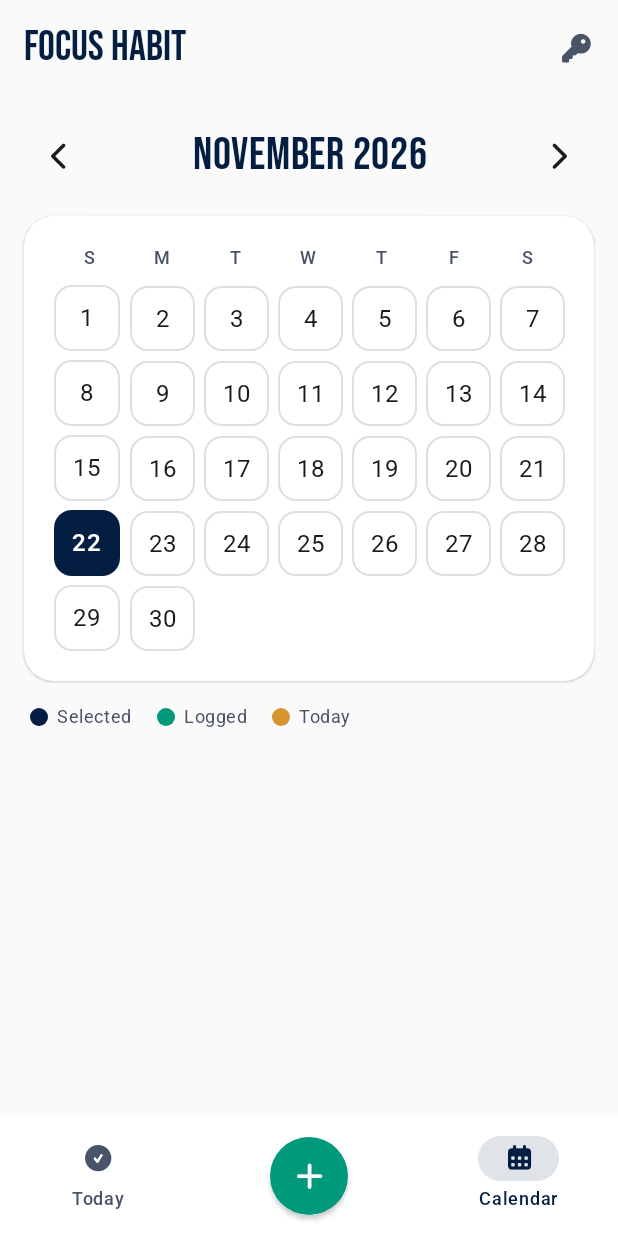
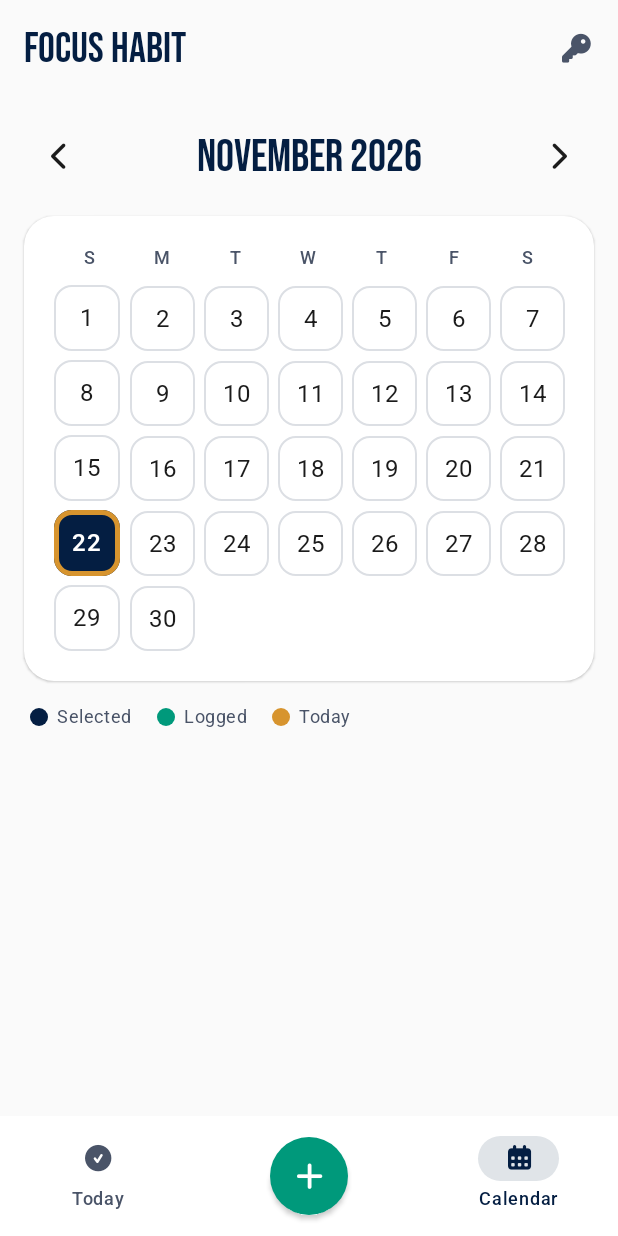
Before and after one commit to sito8943/FocusHabit, an Android app built with Jetpack Compose: the screen it shows after launch (MainActivity), item 2 of the bottom bar chosen, on a phone screen of 412 x 824 dp. Run offline under Robolectric (Android 15) with nearby library versions, the phone set to English and light mode, and no system bars; our stand-ins replace Room's generated code.

Commit message:
fix: Bebas titles centred with icons; today always ringed in gold
- TitleText: Bebas Neue with line box = font size, trimmed and centred, plus a
  0.05 em shift down (its metrics keep a descender it never uses), so titles
  line up with the close/chevron/back icons beside them.
- Calendar and day strip keep today's gold ring when it is also selected or
  done; before, the navy/green fill hid it.

Co-Authored-By: Claude Opus 5.5 <noreply@anthropic.com>
Claude-Session: https://claude.ai/code/session_019dUnLZxUam22sEbepk4PUe

```diff
--- a/app/src/main/java/dev/sito8943/focushabit/feature/calendar/CalendarScreen.kt
+++ b/app/src/main/java/dev/sito8943/focushabit/feature/calendar/CalendarScreen.kt
@@ -30,7 +30,7 @@ import dev.sito8943.focushabit.core.icons.Fa
 import dev.sito8943.focushabit.core.icons.FaIcon
 import dev.sito8943.focushabit.ui.patterns.FocusCard
 import dev.sito8943.focushabit.ui.patterns.SectionLabel
-import dev.sito8943.focushabit.ui.theme.Bebas
+import dev.sito8943.focushabit.ui.patterns.TitleText
 import androidx.compose.foundation.layout.wrapContentWidth
 import androidx.compose.ui.unit.sp
 import dev.sito8943.focushabit.ui.theme.FocusColors
@@ -62,11 +62,10 @@ fun CalendarScreen(
                     contentDescription = stringResource(R.string.calendar_previous_month),
                 )
             }
-            Text(
+            TitleText(
                 text = "${state.month.month.getDisplayName(TextStyle.FULL_STANDALONE, locale)} ${state.month.year}"
                     .replaceFirstChar { it.titlecase(locale) },
                 modifier = Modifier.weight(1f),
-                fontFamily = Bebas,
                 fontSize = 30.sp,
                 color = MaterialTheme.colorScheme.tertiary,
                 textAlign = androidx.compose.ui.text.style.TextAlign.Center,
@@ -102,7 +101,7 @@ fun CalendarScreen(
                         val day = week.getOrNull(index)
                         Box(Modifier.weight(1f).aspectRatio(1f)) {
                             if (day != null) {
-                                DayCell(day, state.appearance(day)) { onSelect(day) }
+                                DayCell(day, state.appearance(day), isToday = day == state.today) { onSelect(day) }
                             }
                         }
                     }
@@ -120,7 +119,7 @@ fun CalendarScreen(
 }
 
 @Composable
-private fun DayCell(day: LocalDate, appearance: DayAppearance, onClick: () -> Unit) {
+private fun DayCell(day: LocalDate, appearance: DayAppearance, isToday: Boolean, onClick: () -> Unit) {
     val (container, content, border) = when (appearance) {
         DayAppearance.Selected -> Triple(
             MaterialTheme.colorScheme.tertiary,
@@ -141,7 +140,12 @@ private fun DayCell(day: LocalDate, appearance: DayAppearance, onClick: () -> Un
         shape = RoundedCornerShape(12.dp),
         color = container,
         contentColor = content,
-        border = border?.let { BorderStroke(if (appearance == DayAppearance.Today) 2.dp else 1.dp, it) },
+        // Today always keeps its gold ring, also when it is selected or done:
+        // those win the fill, and today used to disappear behind them.
+        border = when {
+            isToday -> BorderStroke(3.dp, FocusColors.Today)
+            else -> border?.let { BorderStroke(1.dp, it) }
+        },
     ) {
         Box(contentAlignment = Alignment.Center) {
             Text(
--- a/app/src/main/java/dev/sito8943/focushabit/feature/form/HabitFormScreen.kt
+++ b/app/src/main/java/dev/sito8943/focushabit/feature/form/HabitFormScreen.kt
@@ -61,7 +61,7 @@ import dev.sito8943.focushabit.ui.patterns.FocusCard
 import dev.sito8943.focushabit.ui.patterns.FormHeight
 import dev.sito8943.focushabit.ui.patterns.HabitTile
 import dev.sito8943.focushabit.ui.patterns.SectionLabel
-import dev.sito8943.focushabit.ui.theme.Bebas
+import dev.sito8943.focushabit.ui.patterns.TitleText
 import dev.sito8943.focushabit.ui.theme.FocusColors
 import java.time.DayOfWeek
 import java.time.format.TextStyle
@@ -83,10 +83,9 @@ fun HabitFormScreen(
             verticalAlignment = Alignment.CenterVertically,
         ) {
             IconButton(onClick = onClose) { FaIcon(Fa.Close, stringResource(R.string.common_close)) }
-            Text(
+            TitleText(
                 stringResource(if (isEdit) R.string.form_title_edit else R.string.form_title_new),
                 modifier = Modifier.weight(1f),
-                fontFamily = Bebas,
                 fontSize = 28.sp,
                 color = MaterialTheme.colorScheme.tertiary,
             )
--- a/app/src/main/java/dev/sito8943/focushabit/feature/habit/HabitDetailScreen.kt
+++ b/app/src/main/java/dev/sito8943/focushabit/feature/habit/HabitDetailScreen.kt
@@ -46,7 +46,7 @@ import dev.sito8943.focushabit.core.icons.FaIcon
 import dev.sito8943.focushabit.ui.patterns.DotGrid
 import dev.sito8943.focushabit.ui.patterns.FocusCard
 import dev.sito8943.focushabit.ui.patterns.SectionLabel
-import dev.sito8943.focushabit.ui.theme.Bebas
+import dev.sito8943.focushabit.ui.patterns.TitleText
 import dev.sito8943.focushabit.ui.theme.FocusColors
 import java.time.DayOfWeek
 import java.time.format.TextStyle
@@ -76,10 +76,9 @@ fun HabitDetailScreen(
             }
             HabitTile(habit.name, habit.icon, habit.color, size = 40.dp)
             Spacer(Modifier.width(12.dp))
-            Text(
+            TitleText(
                 habit.name,
                 modifier = Modifier.weight(1f),
-                fontFamily = Bebas,
                 fontSize = 30.sp,
                 color = MaterialTheme.colorScheme.tertiary,
                 maxLines = 1,
--- a/app/src/main/java/dev/sito8943/focushabit/feature/recovery/RecoverySheet.kt
+++ b/app/src/main/java/dev/sito8943/focushabit/feature/recovery/RecoverySheet.kt
@@ -39,7 +39,7 @@ import androidx.compose.ui.unit.sp
 import dev.sito8943.focushabit.R
 import dev.sito8943.focushabit.core.icons.Fa
 import dev.sito8943.focushabit.core.icons.FaIcon
-import dev.sito8943.focushabit.ui.theme.Bebas
+import dev.sito8943.focushabit.ui.patterns.TitleText
 
 @OptIn(ExperimentalMaterial3Api::class)
 @Composable
@@ -60,9 +60,8 @@ fun RecoverySheet(
             modifier = Modifier.fillMaxWidth().padding(start = 24.dp, end = 24.dp, bottom = 32.dp),
             verticalArrangement = Arrangement.spacedBy(16.dp),
         ) {
-            Text(
+            TitleText(
                 stringResource(R.string.recovery_title),
-                fontFamily = Bebas,
                 fontSize = 30.sp,
                 color = MaterialTheme.colorScheme.tertiary,
             )
--- a/app/src/main/java/dev/sito8943/focushabit/feature/today/TodayScreen.kt
+++ b/app/src/main/java/dev/sito8943/focushabit/feature/today/TodayScreen.kt
@@ -69,7 +69,7 @@ import dev.sito8943.focushabit.ui.patterns.DotGrid
 import dev.sito8943.focushabit.ui.patterns.FocusCard
 import dev.sito8943.focushabit.ui.patterns.ProgressRing
 import dev.sito8943.focushabit.ui.patterns.SectionLabel
-import dev.sito8943.focushabit.ui.theme.Bebas
+import dev.sito8943.focushabit.ui.patterns.TitleText
 import dev.sito8943.focushabit.ui.theme.FocusColors
 import java.time.LocalDate
 import java.time.LocalTime
@@ -172,14 +172,13 @@ private fun DayHeader(state: TodayUiState, onBackToToday: () -> Unit) {
     ) {
         Column(Modifier.weight(1f)) {
             SectionLabel(state.date.format(DateTimeFormatter.ofPattern("EEEE, d MMMM", locale)))
-            Text(
+            TitleText(
                 text = when (state.date) {
                     state.today -> stringResource(greeting(LocalTime.now().hour))
                     state.today.minusDays(1) -> stringResource(R.string.day_yesterday)
                     state.today.plusDays(1) -> stringResource(R.string.day_tomorrow)
                     else -> state.date.format(DateTimeFormatter.ofLocalizedDate(FormatStyle.MEDIUM))
                 },
-                fontFamily = Bebas,
                 fontSize = 34.sp,
                 color = MaterialTheme.colorScheme.tertiary,
                 maxLines = 1,
@@ -238,7 +237,7 @@ private fun WeekStrip(state: TodayUiState, onSelect: (LocalDate) -> Unit) {
                 color = container,
                 contentColor = content,
                 border = when {
-                    day == state.today && !selected -> BorderStroke(2.dp, FocusColors.Today)
+                    day == state.today -> BorderStroke(3.dp, FocusColors.Today)
                     container == MaterialTheme.colorScheme.surface ->
                         BorderStroke(1.dp, MaterialTheme.colorScheme.outlineVariant)
                     else -> null
--- a/app/src/main/java/dev/sito8943/focushabit/ui/MainScreen.kt
+++ b/app/src/main/java/dev/sito8943/focushabit/ui/MainScreen.kt
@@ -51,7 +51,7 @@ import dev.sito8943.focushabit.feature.form.HabitFormScreen
 import dev.sito8943.focushabit.feature.habit.HabitDetailScreen
 import dev.sito8943.focushabit.feature.recovery.RecoverySheet
 import dev.sito8943.focushabit.feature.today.TodayScreen
-import dev.sito8943.focushabit.ui.theme.Bebas
+import dev.sito8943.focushabit.ui.patterns.TitleText
 
 private enum class Tab { Today, Calendar }
 
@@ -91,9 +91,8 @@ fun MainScreen(container: AppContainer) {
             TopAppBar(
                 title = {
                     Row(verticalAlignment = Alignment.CenterVertically) {
-                        Text(
+                        TitleText(
                             stringResource(R.string.app_name),
-                            fontFamily = Bebas,
                             fontSize = 28.sp,
                             color = MaterialTheme.colorScheme.tertiary,
                         )
--- a/app/src/main/java/dev/sito8943/focushabit/ui/patterns/Celebration.kt
+++ b/app/src/main/java/dev/sito8943/focushabit/ui/patterns/Celebration.kt
@@ -27,7 +27,6 @@ import androidx.compose.ui.graphics.drawscope.rotate
 import androidx.compose.ui.text.style.TextAlign
 import androidx.compose.ui.unit.dp
 import androidx.compose.ui.unit.sp
-import dev.sito8943.focushabit.ui.theme.Bebas
 import dev.sito8943.focushabit.ui.theme.Brand
 import kotlin.math.cos
 import kotlin.math.sin
@@ -103,7 +102,7 @@ fun Celebration(
                         Modifier.padding(horizontal = 32.dp, vertical = 24.dp),
                         horizontalAlignment = Alignment.CenterHorizontally,
                     ) {
-                        Text(title, fontFamily = Bebas, fontSize = 34.sp, color = MaterialTheme.colorScheme.tertiary)
+                        TitleText(title, fontSize = 34.sp, color = MaterialTheme.colorScheme.tertiary)
                         Text(
                             message,
                             style = MaterialTheme.typography.bodyMedium,
--- /dev/null
+++ b/app/src/main/java/dev/sito8943/focushabit/ui/patterns/TitleText.kt
@@ -0,0 +1,56 @@
+package dev.sito8943.focushabit.ui.patterns
+
+import androidx.compose.foundation.layout.offset
+import androidx.compose.material3.Text
+import androidx.compose.runtime.Composable
+import androidx.compose.ui.Modifier
+import androidx.compose.ui.graphics.Color
+import androidx.compose.ui.platform.LocalDensity
+import androidx.compose.ui.text.TextStyle
+import androidx.compose.ui.text.style.LineHeightStyle
+import androidx.compose.ui.text.style.TextAlign
+import androidx.compose.ui.text.style.TextOverflow
+import androidx.compose.ui.unit.TextUnit
+import androidx.compose.ui.unit.sp
+import dev.sito8943.focushabit.ui.theme.Bebas
+
+/**
+ * Bebas Neue title whose capitals are optically centred in its box, so a Row
+ * with `CenterVertically` lines it up with icons.
+ *
+ * Bebas has capitals only (cap height 700/1000) but keeps a 300-unit descender
+ * in its metrics: with the line box trimmed to the font size and centred, the
+ * capitals still sit 0.05 em high (hhea 900/-300 → box centre 300 units above
+ * the baseline, capitals' centre at 350). The offset moves them down by that.
+ */
+@Composable
+fun TitleText(
+    text: String,
+    modifier: Modifier = Modifier,
+    fontSize: TextUnit = 28.sp,
+    color: Color = Color.Unspecified,
+    maxLines: Int = Int.MAX_VALUE,
+    overflow: TextOverflow = TextOverflow.Clip,
+    textAlign: TextAlign? = null,
+) {
+    val shift = with(LocalDensity.current) { (fontSize * CAP_CENTRE_OFFSET_EM).toDp() }
+    Text(
+        text = text,
+        modifier = modifier.offset(y = shift),
+        color = color,
+        maxLines = maxLines,
+        overflow = overflow,
+        style = TextStyle(
+            fontFamily = Bebas,
+            fontSize = fontSize,
+            lineHeight = fontSize,
+            textAlign = textAlign ?: TextAlign.Unspecified,
+            lineHeightStyle = LineHeightStyle(
+                alignment = LineHeightStyle.Alignment.Center,
+                trim = LineHeightStyle.Trim.Both,
+            ),
+        ),
+    )
+}
+
+private const val CAP_CENTRE_OFFSET_EM = 0.05f
```
